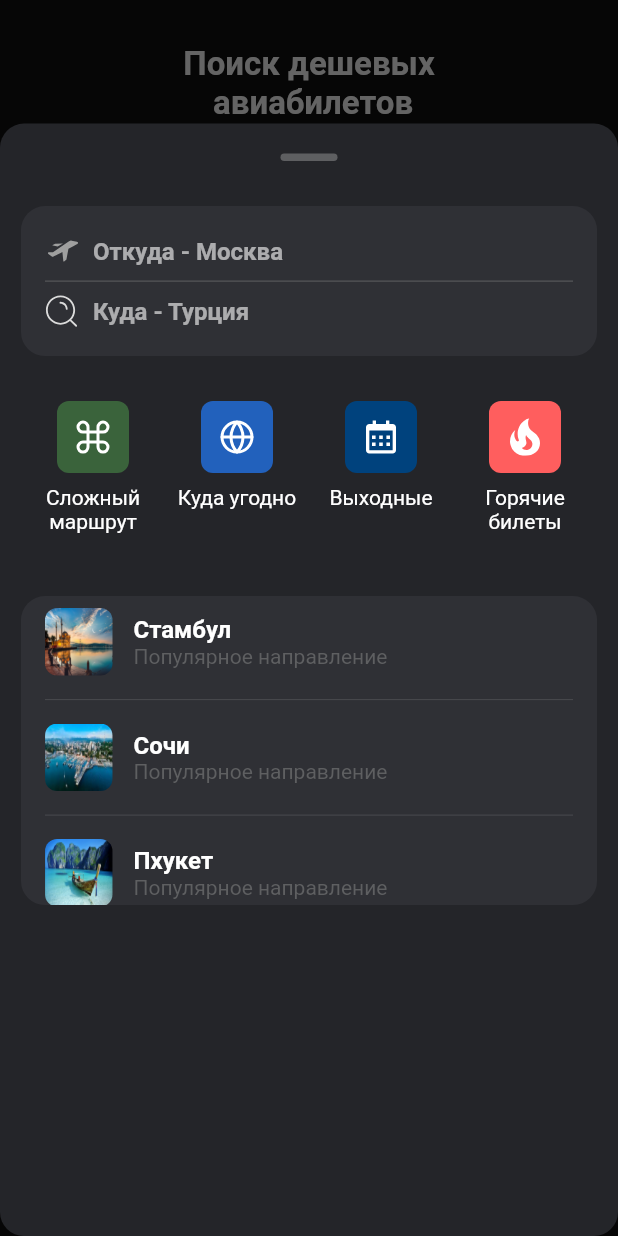
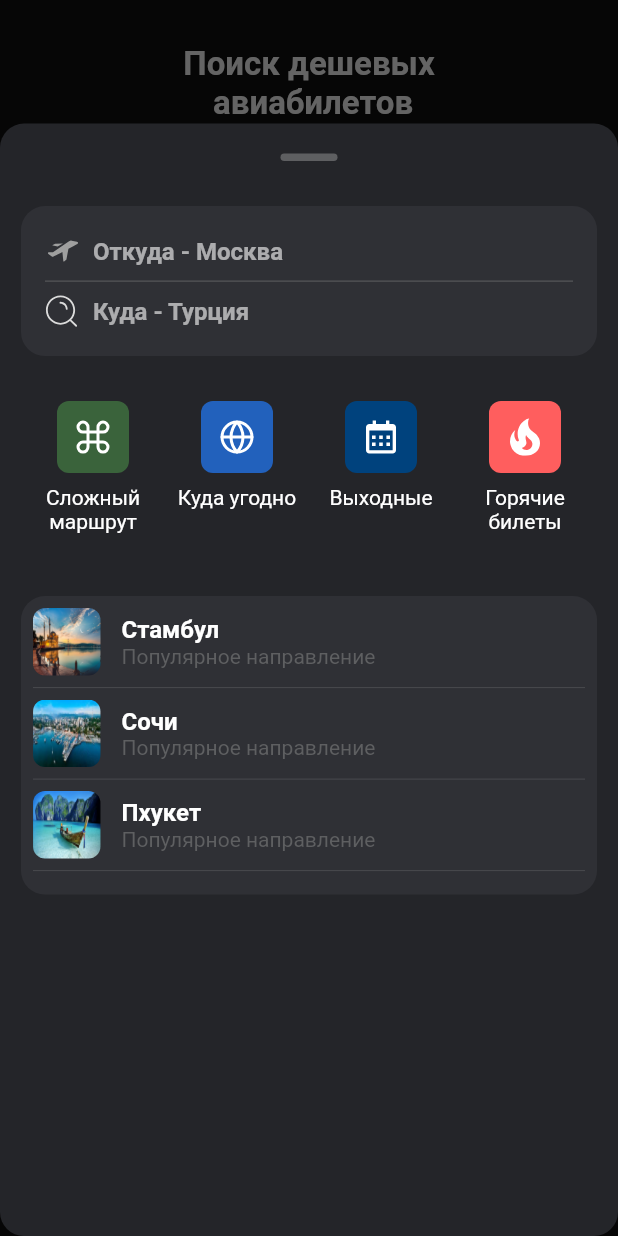
Before and after one commit to InnokentiyTrifonov/effective_mobile_test, a Flutter app: the screen it shows after launch, after a tap on "Откуда - Москва", on a phone screen of 412 x 824 dp. Run offline on Flutter 3.47's test engine with Material 3 defaults, Android fonts, the phone set to English and light mode, and no system bars; our stand-ins replace dio, equatable, flutter_bloc, flutter_svg, get_it, retrofit and 1 more; generated files the repository leaves out were written again; network calls fail; Roboto replaces fonts that are missing (SF-Pro-Display-Medium.ttf, SF-Pro-Display-Regular.ttf, SF-Pro-Display-Semibold.ttf).

Commit message:
bug fixed

```diff
--- a/lib/presentation/components/custom_text_field.dart
+++ b/lib/presentation/components/custom_text_field.dart
@@ -10,17 +10,17 @@ class CustomTextField extends StatelessWidget {
     this.hintText,
     required this.controller,
     this.textInputAction,
-    this.onSubmitted,
     this.suffixIcon,
     this.suffixIconPressed,
+    this.onSubmitted,
   });
   final Widget? prefixIcon;
   final Widget? suffixIcon;
   final String? hintText;
   final TextInputAction? textInputAction;
   final TextEditingController controller;
-  final void Function(String?)? onSubmitted;
   final void Function()? suffixIconPressed;
+  final void Function(String)? onSubmitted;
 
   Widget? _prefixIconCustomized() {
     if (prefixIcon != null) {
--- a/lib/presentation/screens/tickets_on_airplane/custom_bottom_sheet/custom_bottom_sheet.dart
+++ b/lib/presentation/screens/tickets_on_airplane/custom_bottom_sheet/custom_bottom_sheet.dart
@@ -62,6 +62,58 @@ class _FragmentWithInputFieldsState extends State<_FragmentWithInputFields> {
   final TextEditingController _currentCityController = TextEditingController();
   final TextEditingController _desiredCityController = TextEditingController();
 
+  void _onChangeCurrentCity() {
+    if (_currentCityController.text.trim().isNotEmpty) {
+      context
+          .read<LocalHistoryBloc>()
+          .add(SaveCity(key: LocalHistoryKeys.currentCity, city: _currentCityController.text.trim()));
+      context.read<LocalHistoryBloc>().add(const GetSavedCities(
+            currentCityKey: LocalHistoryKeys.currentCity,
+            desiredCityKey: LocalHistoryKeys.desiredCity,
+          ));
+    } else {
+      context.read<LocalHistoryBloc>().add(const RemoveCity(key: LocalHistoryKeys.currentCity));
+      context.read<LocalHistoryBloc>().add(
+            const GetSavedCities(
+              currentCityKey: LocalHistoryKeys.currentCity,
+              desiredCityKey: LocalHistoryKeys.desiredCity,
+            ),
+          );
+    }
+  }
+
+  void _onChangeDesiredCity() {
+    if (_desiredCityController.text.trim().isNotEmpty) {
+      context
+          .read<LocalHistoryBloc>()
+          .add(SaveCity(key: LocalHistoryKeys.desiredCity, city: _desiredCityController.text.trim()));
+      context.read<LocalHistoryBloc>().add(const GetSavedCities(
+            currentCityKey: LocalHistoryKeys.currentCity,
+            desiredCityKey: LocalHistoryKeys.desiredCity,
+          ));
+    } else {
+      context.read<LocalHistoryBloc>().add(const RemoveCity(key: LocalHistoryKeys.desiredCity));
+      context.read<LocalHistoryBloc>().add(const GetSavedCities(
+            currentCityKey: LocalHistoryKeys.currentCity,
+            desiredCityKey: LocalHistoryKeys.desiredCity,
+          ));
+    }
+  }
+
+  @override
+  void initState() {
+    super.initState();
+    _currentCityController.addListener(_onChangeCurrentCity);
+    _desiredCityController.addListener(_onChangeDesiredCity);
+  }
+
+  @override
+  void dispose() {
+    super.dispose();
+    _currentCityController.dispose();
+    _desiredCityController.dispose();
+  }
+
   @override
   Widget build(BuildContext context) {
     return BlocBuilder<LocalHistoryBloc, LocalHistoryState>(
@@ -100,26 +152,6 @@ class _FragmentWithInputFieldsState extends State<_FragmentWithInputFields> {
                     hintText: StringResource.HINT_FROM_WHICH_CITY,
                     controller: _currentCityController,
                     textInputAction: TextInputAction.next,
-                    onSubmitted: (value) {
-                      if (value != null && value.isNotEmpty) {
-                        context.read<LocalHistoryBloc>().add(SaveCity(key: LocalHistoryKeys.currentCity, city: value));
-                        context.read<LocalHistoryBloc>().add(const GetSavedCities(
-                              currentCityKey: LocalHistoryKeys.currentCity,
-                              desiredCityKey: LocalHistoryKeys.desiredCity,
-                            ));
-                        if (_currentCityController.text.isNotEmpty && _desiredCityController.text.isNotEmpty) {
-                          Navigator.pop(context);
-                          locator<NavigationService>().pushTo("/TICKETS_CONFIGURATION");
-                          return;
-                        }
-                        return;
-                      }
-                      context.read<LocalHistoryBloc>().add(const RemoveCity(key: LocalHistoryKeys.currentCity));
-                      context.read<LocalHistoryBloc>().add(const GetSavedCities(
-                            currentCityKey: LocalHistoryKeys.currentCity,
-                            desiredCityKey: LocalHistoryKeys.desiredCity,
-                          ));
-                    },
                   ),
                   const Divider(
                     color: ColorResource.GRAY_FIVE,
@@ -128,10 +160,12 @@ class _FragmentWithInputFieldsState extends State<_FragmentWithInputFields> {
                     suffixIconPressed: () {
                       _desiredCityController.clear();
                       context.read<LocalHistoryBloc>().add(const RemoveCity(key: LocalHistoryKeys.desiredCity));
-                      context.read<LocalHistoryBloc>().add(const GetSavedCities(
+                      context.read<LocalHistoryBloc>().add(
+                            const GetSavedCities(
                               currentCityKey: LocalHistoryKeys.currentCity,
                               desiredCityKey: LocalHistoryKeys.desiredCity,
-                          ));
+                            ),
+                          );
                     },
                     suffixIcon: SvgPicture.asset(
                       IconResource.CLOSE,
@@ -146,26 +180,13 @@ class _FragmentWithInputFieldsState extends State<_FragmentWithInputFields> {
                     hintText: StringResource.HINT_TO_WHICH_CITY,
                     textInputAction: TextInputAction.done,
                     onSubmitted: (value) {
-                      if (value != null && value.isNotEmpty) {
-                        context.read<LocalHistoryBloc>().add(SaveCity(key: LocalHistoryKeys.desiredCity, city: value));
-                        context.read<LocalHistoryBloc>().add(const GetSavedCities(
-                              currentCityKey: LocalHistoryKeys.currentCity,
-                              desiredCityKey: LocalHistoryKeys.desiredCity,
-                            ));
-                        if (_currentCityController.text.isNotEmpty && _desiredCityController.text.isNotEmpty) {
+                      if (_currentCityController.text.trim().isNotEmpty &&
+                          _desiredCityController.text.trim().isNotEmpty) {
                         context.read<DirectFlightsBloc>().add(ReciveDirectFlights());
                         Navigator.pop(context);
                         locator<NavigationService>().pushTo("/TICKETS_CONFIGURATION");
                         return;
                       }
-
-                        return;
-                      }
-                      context.read<LocalHistoryBloc>().add(const RemoveCity(key: LocalHistoryKeys.desiredCity));
-                      context.read<LocalHistoryBloc>().add(const GetSavedCities(
-                            currentCityKey: LocalHistoryKeys.currentCity,
-                            desiredCityKey: LocalHistoryKeys.desiredCity,
-                          ));
                     },
                   ),
                 ],
@@ -293,9 +314,10 @@ class _Recommendations extends StatelessWidget {
           currentCity = localHistoryState.currentCity;
         }
 
-        return Container(
-          height: MediaQuery.of(context).size.height * 0.25,
-          width: double.maxFinite,
+        return UnconstrainedBox(
+          constrainedAxis: Axis.horizontal,
+          child: Container(
+            padding: const EdgeInsets.all(smallSpace),
             decoration: BoxDecoration(
               color: ColorResource.GRAY_THREE,
               borderRadius: BorderRadius.circular(RadiusResource.SIXTEEN),
@@ -303,18 +325,18 @@ class _Recommendations extends StatelessWidget {
             child: BlocBuilder<RecommendationBloc, RecommendationState>(
               builder: (context, recommendationsState) {
                 if (recommendationsState is RecommendationSuccessfulReceived) {
-                return ListView.separated(
-                  padding: const EdgeInsets.symmetric(horizontal: PaddingResource.SIXTEEN),
-                  itemBuilder: (context, index) {
-                    return Padding(
-                      padding: const EdgeInsets.symmetric(vertical: PaddingResource.EIGHT),
-                      child: GestureDetector(
+                  return Column(
+                    mainAxisSize: MainAxisSize.min,
+                    children: [
+                      ...recommendationsState.recommendations.map(
+                        (item) {
+                          return GestureDetector(
                             behavior: HitTestBehavior.translucent,
                             onTap: () {
                               if (currentCity != null) {
                                 context.read<LocalHistoryBloc>().add(SaveCity(
                                       key: LocalHistoryKeys.desiredCity,
-                                  city: recommendationsState.recommendations[index].city,
+                                      city: item.city,
                                     ));
                                 context.read<LocalHistoryBloc>().add(const GetSavedCities(
                                       currentCityKey: LocalHistoryKeys.currentCity,
@@ -327,7 +349,7 @@ class _Recommendations extends StatelessWidget {
                               }
                               context.read<LocalHistoryBloc>().add(SaveCity(
                                     key: LocalHistoryKeys.desiredCity,
-                                city: recommendationsState.recommendations[index].city,
+                                    city: item.city,
                                   ));
                               context.read<LocalHistoryBloc>().add(const GetSavedCities(
                                     currentCityKey: LocalHistoryKeys.currentCity,
@@ -336,12 +358,14 @@ class _Recommendations extends StatelessWidget {
 
                               return;
                             },
-                        child: Row(
+                            child: Column(
+                              children: [
+                                Row(
                                   children: [
                                     ClipRRect(
                                       borderRadius: BorderRadius.circular(RadiusResource.EIGHT),
                                       child: Image.asset(
-                                recommendationsState.recommendations[index].image,
+                                        item.image,
                                         fit: BoxFit.fill,
                                         width: 45,
                                         height: 45,
@@ -353,7 +377,7 @@ class _Recommendations extends StatelessWidget {
                                       mainAxisSize: MainAxisSize.min,
                                       children: [
                                         Text(
-                                  recommendationsState.recommendations[index].city,
+                                          item.city,
                                           style: const TextStyle(
                                             fontFamily: FontFamilyResource.MEDIUM,
                                             color: ColorResource.WHITE,
@@ -374,11 +398,13 @@ class _Recommendations extends StatelessWidget {
                                     ),
                                   ],
                                 ),
+                                const Divider(),
+                              ],
                             ),
                           );
                         },
-                  separatorBuilder: (context, index) => const Divider(),
-                  itemCount: recommendationsState.recommendations.length,
+                      ),
+                    ],
                   );
                 }
                 return const Center(
@@ -386,6 +412,7 @@ class _Recommendations extends StatelessWidget {
                 );
               },
             ),
+          ),
         );
       },
     );
```
Lines whose indentation alone changed are shown as unchanged.
